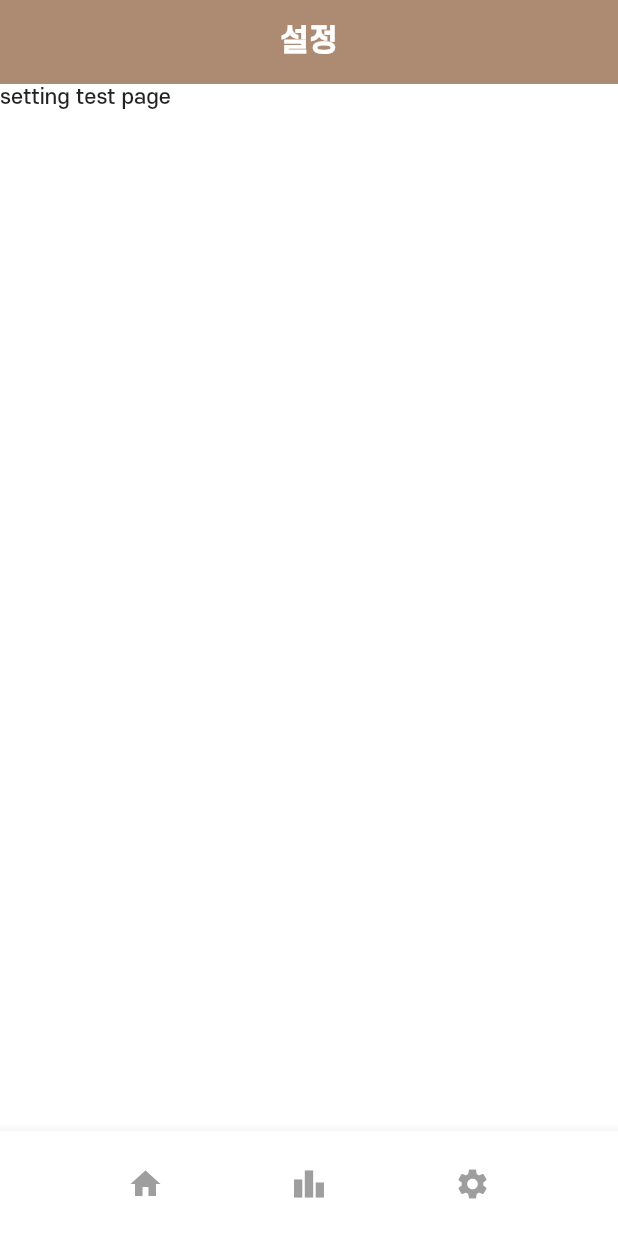
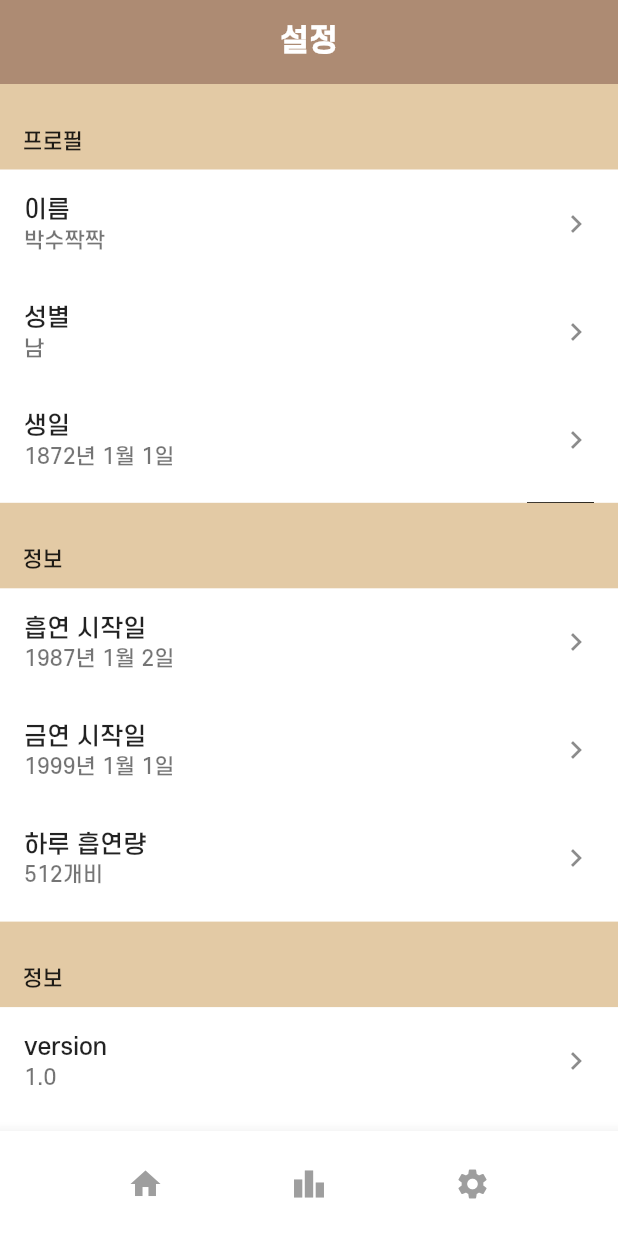
Before and after one commit to JIK-K/SmokingNote, a Flutter app: the screen it shows after launch, after a tap on the "leaderboard" icon, after a tap on the "settings" icon, on a phone screen of 412 x 824 dp. Run offline on Flutter 3.47's test engine with Material 2 defaults, Android fonts, the light colour scheme and no system bars; our stand-ins replace shared_preferences.

Commit message:
Setting Page layout finish

```diff
--- a/project/lib/Date.dart
+++ b/project/lib/Date.dart
@@ -16,5 +16,6 @@ class Date {
   void updateData() async {
     SharedPreferences preferences = await SharedPreferences.getInstance();
     _instance.day = preferences.getInt('resetDay') ?? 0;
+    print(_instance.day);
   }
 }
--- a/project/lib/Patience.dart
+++ b/project/lib/Patience.dart
@@ -17,6 +17,11 @@ class Patience {
 
   void resetData() async {
     SharedPreferences preferences = await SharedPreferences.getInstance();
+
+    _instance.health = 0;
+    _instance.alcohol = 0;
+    _instance.smoking = 0;
+
     preferences.setInt('health', _instance.health);
     preferences.setInt('alcohol', _instance.alcohol);
     preferences.setInt('smoke', _instance.smoking);
--- a/project/lib/SettingPage.dart
+++ b/project/lib/SettingPage.dart
@@ -3,6 +3,7 @@ import 'package:flutter/material.dart';
 import 'main.dart';
 
 class SettingPage extends StatelessWidget {
+  ScrollController _scrollController = ScrollController();
   @override
   Widget build(BuildContext context) {
     return Scaffold(
@@ -17,7 +18,115 @@ class SettingPage extends StatelessWidget {
         ),
         backgroundColor: Color(0xffAD8B73),
       ),
-      body: Text("setting test page"),
+      body: Column(
+        children: [
+          Flexible(
+              flex: 2,
+              child: Column(
+                crossAxisAlignment: CrossAxisAlignment.stretch,
+                children: [
+                  Container(
+                    padding: EdgeInsets.only(top: 30, left: 15, bottom: 10),
+                    color: Color(0xffE3CAA5),
+                    child: Text("프로필"),
+                  ),
+                  Flexible(
+                      fit: FlexFit.tight,
+                      child: ListView(
+                        children: [
+                          ListTile(
+                            title: Text('이름'),
+                            subtitle: Text('박수짝짝'),
+                            trailing: Icon(Icons.keyboard_arrow_right_sharp),
+                            onTap: () {},
+                          ),
+                          ListTile(
+                            title: Text('성별'),
+                            subtitle: Text('남'),
+                            trailing: Icon(Icons.keyboard_arrow_right_sharp),
+                            onTap: () {},
+                          ),
+                          ListTile(
+                            title: Text('생일'),
+                            subtitle: Text('1872년 1월 1일'),
+                            trailing: Icon(Icons.keyboard_arrow_right_sharp),
+                            onTap: () {},
+                          ),
+                          ListTile(
+                            title: Text('사진'),
+                            trailing: Image.asset('assets/play_store_512.png',
+                                height: 45, width: 45),
+                            onTap: () {},
+                          ),
+                        ],
+                      ))
+                ],
+              )),
+          Flexible(
+              flex: 2,
+              child: Column(
+                crossAxisAlignment: CrossAxisAlignment.stretch,
+                children: [
+                  Container(
+                    padding: EdgeInsets.only(top: 30, left: 15, bottom: 10),
+                    color: Color(0xffE3CAA5),
+                    child: Text("정보"),
+                  ),
+                  Flexible(
+                      child: ListView(
+                    children: [
+                      ListTile(
+                        title: Text('흡연 시작일'),
+                        subtitle: Text('1987년 1월 2일'),
+                        trailing: Icon(Icons.keyboard_arrow_right_sharp),
+                        onTap: () {},
+                      ),
+                      ListTile(
+                        title: Text('금연 시작일'),
+                        subtitle: Text('1999년 1월 1일'),
+                        trailing: Icon(Icons.keyboard_arrow_right_sharp),
+                        onTap: () {},
+                      ),
+                      ListTile(
+                        title: Text('하루 흡연량'),
+                        subtitle: Text('512개비'),
+                        trailing: Icon(Icons.keyboard_arrow_right_sharp),
+                        onTap: () {},
+                      ),
+                      ListTile(
+                        title: Text('담배가격'),
+                        subtitle: Text('5,487,000,000₩'),
+                        trailing: Icon(Icons.keyboard_arrow_right_sharp),
+                        onTap: () {},
+                      ),
+                    ],
+                  ))
+                ],
+              )),
+          Expanded(
+              child: Column(
+            crossAxisAlignment: CrossAxisAlignment.stretch,
+            children: [
+              Container(
+                padding: EdgeInsets.only(top: 30, left: 15, bottom: 10),
+                color: Color(0xffE3CAA5),
+                child: Text("정보"),
+              ),
+              Flexible(
+                  child: ListView(
+                children: [
+                  ListTile(
+                    title: Text('version'),
+                    subtitle: Text('1.0'),
+                    trailing: Icon(Icons.keyboard_arrow_right_sharp),
+                    onTap: () {},
+                  ),
+                ],
+              ))
+            ],
+          ))
+        ],
+      ),
       bottomNavigationBar: BottomAppBar(
           child: SizedBox(
         height: 70,
--- a/project/lib/main.dart
+++ b/project/lib/main.dart
@@ -371,10 +371,11 @@ class _MainPageState extends State<MainPage> {
   void _checkDay() async {
     SharedPreferences preferences = await SharedPreferences.getInstance();
     DateTime now = DateTime.now();
-    _timer2 = Timer.periodic(Duration(seconds: 30), (timer) {
+    _timer2 = Timer.periodic(Duration(seconds: 1), (timer) {
       setState(() {
         if (date.day != now.day) {
           date.day = now.day;
+          print(date.day);
           preferences.setInt('resetDay', date.day);
           patience.resetData();
         }
```
